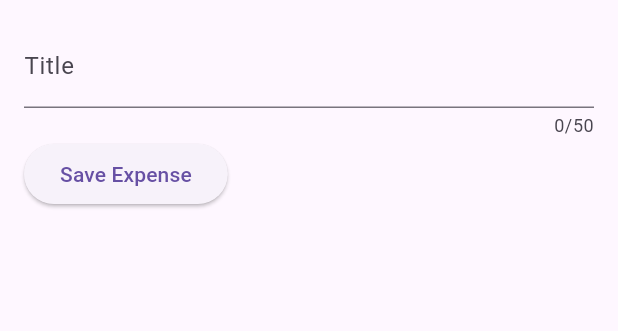
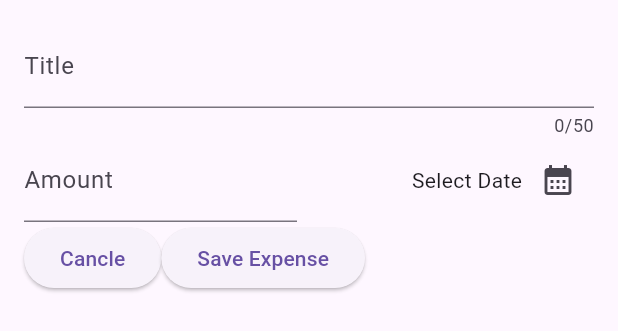
Before and after one commit to VanshRathore/Expense_tracker, a Flutter app: the NewExpense widget shown alone on an empty page, opened directly, on a phone screen of 412 x 824 dp. Shown: the top 331 px of the screen. Run offline on Flutter 3.47's test engine with Material 3 defaults, Android fonts, the phone set to English and light mode, and no system bars.

Commit message:
second-commit

```diff
--- a/lib/widget/new_expense.dart
+++ b/lib/widget/new_expense.dart
@@ -1,4 +1,5 @@
 import 'package:flutter/material.dart';
+
 
 class NewExpense extends StatefulWidget {
   const NewExpense({super.key});
@@ -11,10 +12,17 @@ class NewExpense extends StatefulWidget {
 
 class _NewExpense extends State<NewExpense> {
   final _titleController = TextEditingController();
+  final _amountController = TextEditingController();
 
+  void _presentDatePicker(){
+    final now = DateTime.now();
+    final firstDate = DateTime(now.year - 1, now.month, now.day);
+    showDatePicker(context: context, initialDate: now , firstDate: firstDate, lastDate: now);
+  }
   @override
-  void dispose(){
+  void dispose() {
     _titleController.dispose;
+    _amountController.dispose;
     super.dispose();
   }
 
@@ -33,9 +41,46 @@ class _NewExpense extends State<NewExpense> {
           ),
           Row(
             children: [
+              Expanded(
+                child: TextField(
+                  controller: _amountController,
+                  keyboardType: TextInputType.number,
+                  decoration: const InputDecoration(
+                    prefixText: '\$ ',
+                    label: Text('Amount'),
+                  ),
+                ),
+              ),
+              const SizedBox(
+                width: 16,
+              ),
+              Expanded(
+                child: Row(
+                  mainAxisAlignment: MainAxisAlignment.end,
+                  crossAxisAlignment: CrossAxisAlignment.center,
+                  children: [
+                    const Text('Select Date'),
+                    IconButton(
+                      onPressed: _presentDatePicker,
+                      icon: const Icon(Icons.calendar_month),
+                    ),
+                  ],
+                ),
+              ),
+            ],
+          ),
+          Row(
+            children: [
+              ElevatedButton(
+                onPressed: () {
+                  Navigator.pop(context);
+                },
+                child: const Text('Cancle'),
+              ),
               ElevatedButton(
                 onPressed: () {
                   print(_titleController);
+                  print(_amountController);
                 },
                 child: const Text('Save Expense'),
               )
```
